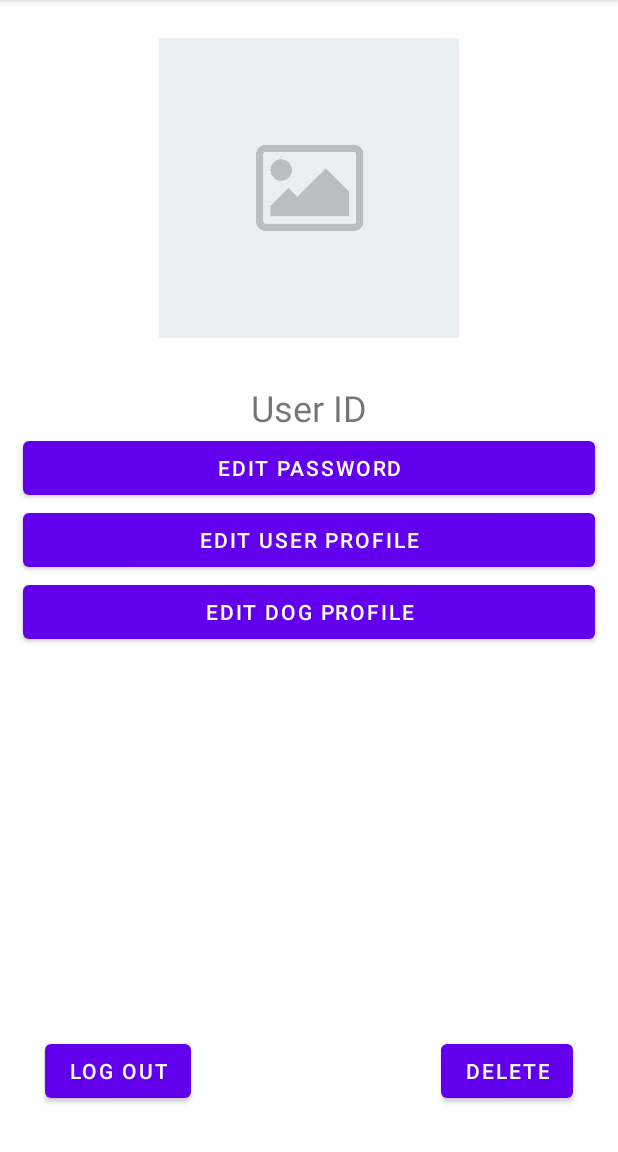
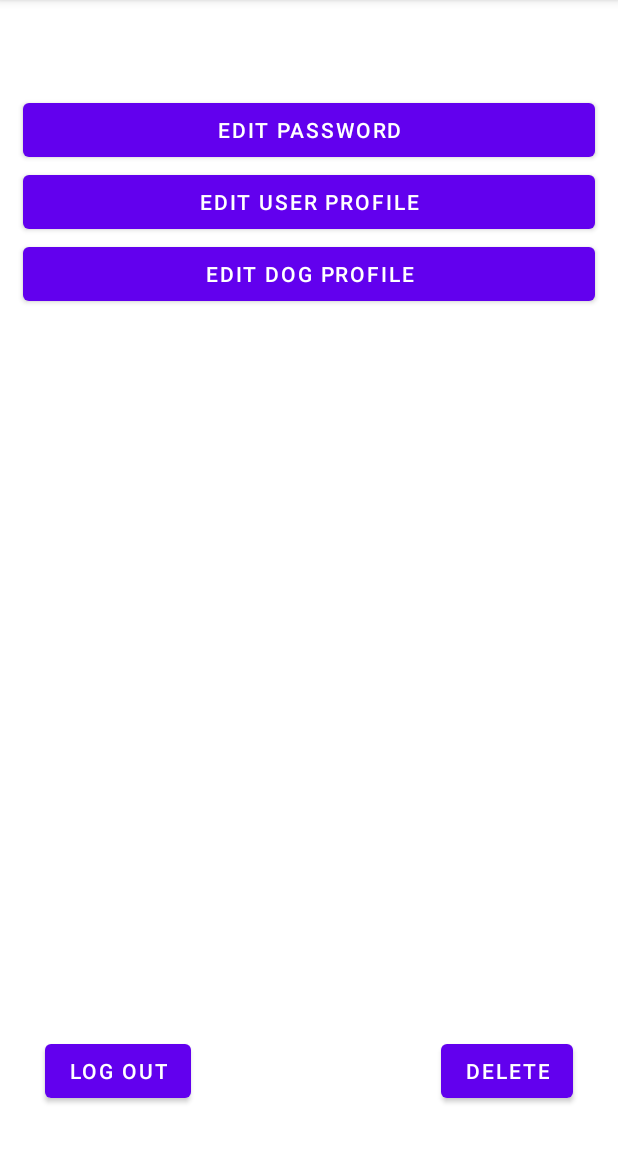
Before and after one commit to sabrinugh/Whistle, an Android app: the settinPage screen opened directly, with no data from a screen before it, on a phone screen of 412 x 824 dp, the part 84-1236 px from its top. Run offline under Robolectric (Android 15) with nearby library versions, the phone set to English and light mode, and no system bars; our stand-ins replace Firebase (no records; nobody signed in at launch, a user with empty details on screens opened directly).

Commit message:
update setting page, rm imageView + get user Name

```diff
--- a/app/src/main/java/com/example/ddating/settinPage.java
+++ b/app/src/main/java/com/example/ddating/settinPage.java
@@ -21,6 +21,7 @@ import com.google.android.gms.tasks.Task;
 import com.google.firebase.auth.FirebaseAuth;
 import com.google.firebase.auth.FirebaseUser;
 import com.google.firebase.firestore.CollectionReference;
+import com.google.firebase.firestore.DocumentSnapshot;
 import com.google.firebase.firestore.FirebaseFirestore;
 import com.google.firebase.firestore.QueryDocumentSnapshot;
 import com.google.firebase.firestore.QuerySnapshot;
@@ -51,7 +52,7 @@ public class settinPage extends AppCompatActivity {
 
         // Variable
         // userImage = findViewById(R.id.userImage);
-        dogImage = findViewById(R.id.dogImage);
+        // dogImage = findViewById(R.id.dogImage);
         userID = findViewById(R.id.userID);
         editPassword = findViewById(R.id.editPassword);
         editUserPassword = findViewById(R.id.editUserProfile);
@@ -64,6 +65,9 @@ public class settinPage extends AppCompatActivity {
 
         // Variabel
 
+
+        // Get User Name
+        getUserName();
 
         // Get Image
         // getImage();
@@ -197,6 +201,24 @@ public class settinPage extends AppCompatActivity {
 
     }
 
+    private void getUserName() {
+        FirebaseUser currentUser = FirebaseAuth.getInstance().getCurrentUser();
+        FirebaseFirestore.getInstance().collection("Users").document(currentUser.getUid()).get().addOnCompleteListener(new OnCompleteListener<DocumentSnapshot>() {
+            @Override
+            public void onComplete(@NonNull Task<DocumentSnapshot> task) {
+
+                String txt_newUserName = task.getResult().getString("userName");
+
+                userID.setText(txt_newUserName);
+            }
+        }).addOnFailureListener(new OnFailureListener() {
+            @Override
+            public void onFailure(@NonNull Exception e) {
+                Log.d("ERROR", e.toString());
+            }
+        });
+    }
+
     private void getImage() {
         FirebaseUser currentUser = FirebaseAuth.getInstance().getCurrentUser();
         FirebaseFirestore.getInstance().collection("Users").document(currentUser.getUid()).collection("Dogs").get().addOnCompleteListener(new OnCompleteListener<QuerySnapshot>() {
--- a/app/src/main/res/layout/activity_settin_page.xml
+++ b/app/src/main/res/layout/activity_settin_page.xml
@@ -8,19 +8,18 @@
 
     <!--    need to change the ImageView id-->
 
-    <ImageView
-        android:id="@+id/dogImage"
-        android:layout_width="200dp"
-        android:layout_height="200dp"
-        android:layout_centerHorizontal="true"
-        android:layout_marginTop="25dp"
-        android:src="@drawable/default_image" />
+<!--     <ImageView-->
+<!--        android:id="@+id/dogImage"-->
+<!--        android:layout_width="200dp"-->
+<!--        android:layout_height="200dp"-->
+<!--        android:layout_centerHorizontal="true"-->
+<!--        android:layout_marginTop="25dp"-->
+<!--        android:src="@drawable/default_image" />-->
 
     <TextView
         android:id="@+id/userID"
         android:layout_width="wrap_content"
         android:layout_height="wrap_content"
-        android:layout_below="@id/dogImage"
         android:layout_centerHorizontal="true"
         android:layout_marginTop="30dp"
         android:text="User ID"
```
Also changed, not shown: app/src/main/java/com/example/ddating/MainActivity.java (+7 -4 lines).
